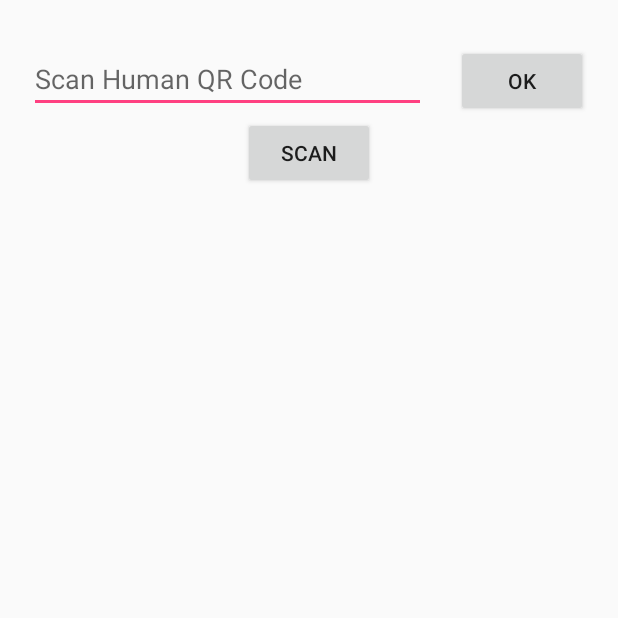
After one commit to Micasou/ATandTHackathonSeattleMarch18th, an Android app: the QRScan screen opened directly, with no data from a screen before it, on a phone screen of 412 x 824 dp, the top half of it. The commit adds this screen. Run offline under Robolectric (Android 15) with nearby library versions, the phone set to English and light mode, and no system bars.

Commit message:
Created QRScan and HumanQRCode.

```diff
--- a/app/src/main/java/edu/washington/chau93/hvz_app/activities/MainActivity.java
+++ b/app/src/main/java/edu/washington/chau93/hvz_app/activities/MainActivity.java
@@ -6,6 +6,7 @@ import android.support.v7.app.AppCompatActivity;
 import android.view.View;
 import android.widget.Button;
 
+import edu.washington.chau93.hvz_app.MapsActivity;
 import edu.washington.chau93.hvz_app.R;
 import edu.washington.chau93.hvz_app.models.FirebaseHelper;
 
--- /dev/null
+++ b/app/src/main/java/edu/washington/chau93/hvz_app/activities/QRScan.java
@@ -0,0 +1,63 @@
+package edu.washington.chau93.hvz_app.activities;
+
+import android.app.Activity;
+import android.content.Intent;
+import android.os.Bundle;
+import android.view.View;
+import android.widget.EditText;
+
+import edu.washington.chau93.hvz_app.R;
+
+//public class QRScan extends AppCompatActivity {
+//
+//    @Override
+//    protected void onCreate(Bundle savedInstanceState) {
+//        super.onCreate(savedInstanceState);
+//        setContentView(R.layout.activity_qrscan);
+//    }
+//}
+
+public class QRScan extends Activity {
+    @Override
+    public void onCreate(Bundle savedInstanceState) {
+        super.onCreate(savedInstanceState);
+        setContentView(R.layout.activity_qrscan);
+//        HandleClick hc = new HandleClick();
+        findViewById(R.id.qrScanScanBtn).setOnClickListener(new ScanClickListener());
+
+    }
+
+//    private class HandleClick implements DialogInterface.OnClickListener, View.OnClickListener {
+//        @Override
+//        public void onClick(View arg0) {
+//            Intent intent = new Intent("com.google.zxing.client.android.SCAN");
+//            intent.putExtra("SCAN_MODE", "QR_CODE_MODE");
+//            startActivityForResult(intent, 0);	//Barcode Scanner to scan for us
+//        }
+//    }
+
+
+    private class ScanClickListener implements View.OnClickListener {
+
+        @Override
+        public void onClick(View v) {
+            Intent intent = new Intent("com.google.zxing.client.android.SCAN");
+            intent.putExtra("SCAN_MODE", "QR_CODE_MODE");
+            startActivityForResult(intent, 0);	//Barcode Scanner to scan for us
+        }
+    }
+
+    public void onActivityResult(int requestCode, int resultCode, Intent intent) {
+        if (requestCode == 0) {
+//            TextView tvStatus=(TextView)findViewById(R.id.tvStatus);
+            EditText humanID = (EditText)findViewById(R.id.qrScanID);
+            if (resultCode == RESULT_OK) {
+//                tvStatus.setText(intent.getStringExtra("SCAN_RESULT_FORMAT"));
+                humanID.setText(intent.getStringExtra("SCAN_RESULT"));
+            } else if (resultCode == RESULT_CANCELED) {
+//                tvStatus.setText("Press a button to start a scan.");
+                humanID.setText("Scan cancelled.");
+            }
+        }
+    }
+}
--- a/app/src/main/res/layout/activity_maps2.xml
+++ b/app/src/main/res/layout/activity_maps2.xml
@@ -5,4 +5,4 @@
     android:name="com.google.android.gms.maps.SupportMapFragment"
     android:layout_width="match_parent"
     android:layout_height="match_parent"
-    tools:context="edu.washington.chau93.hvz_app.MapsActivity" />
+    tools:context=".activities.MapsActivity" />
--- /dev/null
+++ b/app/src/main/res/layout/activity_qrscan.xml
@@ -0,0 +1,56 @@
+<?xml version="1.0" encoding="utf-8"?>
+<LinearLayout xmlns:android="http://schemas.android.com/apk/res/android"
+    android:orientation="vertical"
+    android:layout_width="fill_parent"
+    android:layout_height="fill_parent">
+
+    <Space
+        android:layout_width="20px"
+        android:layout_height="30dp" />
+
+    <LinearLayout
+        android:orientation="horizontal"
+        android:layout_width="fill_parent"
+        android:layout_height="wrap_content">
+
+        <Space
+            android:layout_width="wrap_content"
+            android:layout_height="match_parent"
+            android:layout_weight="2" />
+
+        <EditText android:layout_width="wrap_content"
+            android:layout_height="wrap_content"
+            android:layout_weight="8"
+            android:hint="Scan Human QR Code"
+            android:id="@+id/qrScanID" />
+
+        <Space
+            android:layout_width="wrap_content"
+            android:layout_height="match_parent"
+            android:layout_weight="2" />
+
+        <Button
+            android:layout_width="wrap_content"
+            android:layout_height="wrap_content"
+            android:text="Ok"
+            android:id="@+id/qrScanOKbtn" />
+
+        <Space
+            android:layout_width="wrap_content"
+            android:layout_height="match_parent"
+            android:layout_weight="2" />
+
+    </LinearLayout>
+
+    <Button
+        android:layout_width="wrap_content"
+        android:layout_height="wrap_content"
+        android:text="Scan"
+        android:id="@+id/qrScanScanBtn"
+        android:layout_gravity="center_horizontal" />
+
+    <Space
+        android:layout_width="match_parent"
+        android:layout_height="30dp" />
+
+</LinearLayout>
```
Also changed, not shown: app/src/main/AndroidManifest.xml (+19 -14 lines), app/src/main/java/edu/washington/chau93/hvz_app/MapsActivity.java (deleted, +0 -163 lines), app/src/main/java/edu/washington/chau93/hvz_app/activities/HumanQRCode.java (added, +62 -0 lines), app/src/main/java/edu/washington/chau93/hvz_app/activities/LoginActivity.java (+7 -16 lines), app/src/main/java/edu/washington/chau93/hvz_app/activities/MapsActivity.java (added, +163 -0 lines), app/src/main/res/layout/activity_human_qrcode.xml (added, +27 -0 lines), 1 other file.
